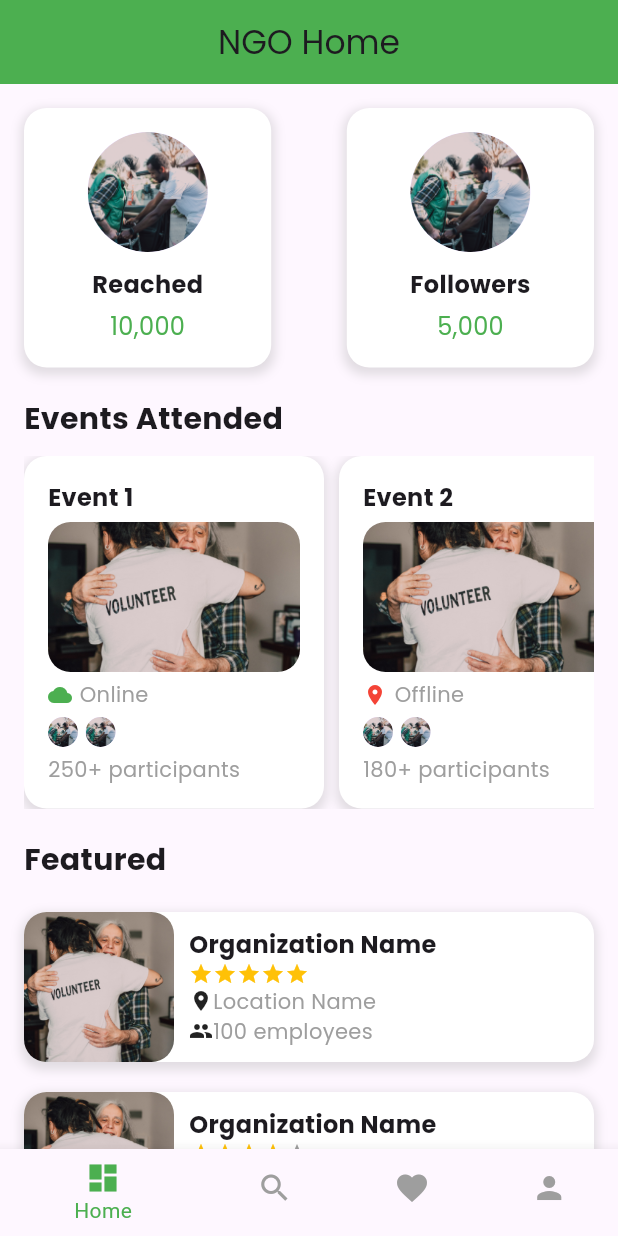
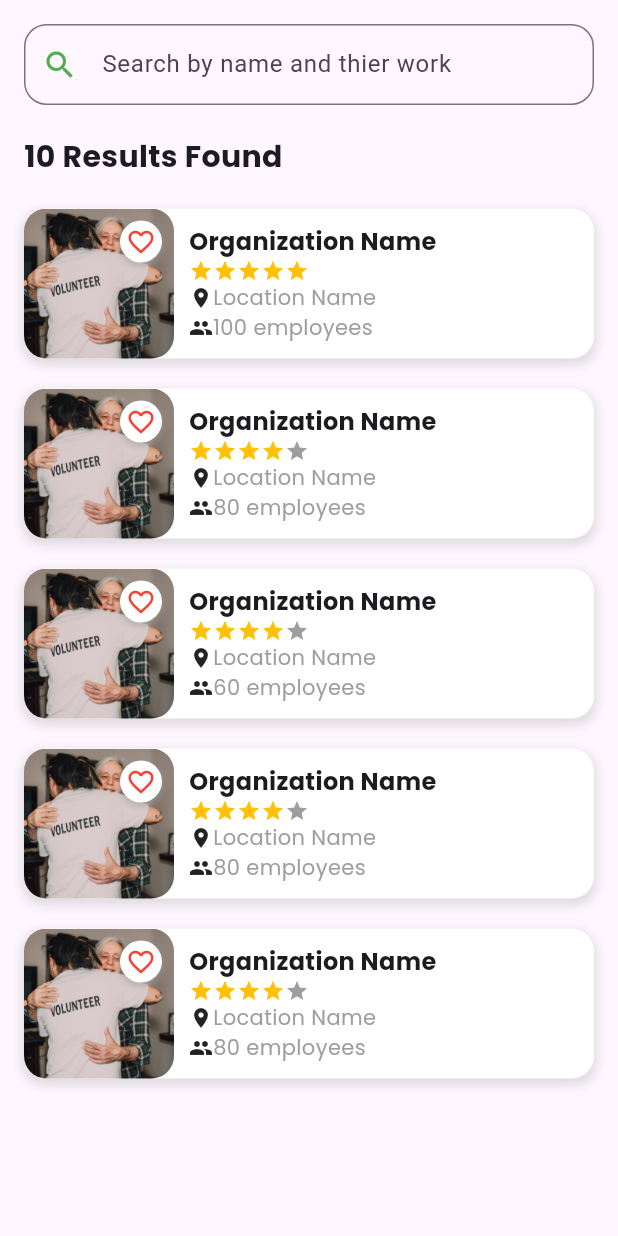
Before and after one commit to Amitkumarkoli/NGO_SCOUT, a Flutter app: the screen it shows after launch, on a phone screen of 412 x 824 dp. Run offline on Flutter 3.47's test engine with Material 3 defaults, Android fonts, the phone set to English and light mode, and no system bars; our stand-ins replace firebase_auth, firebase_core, google_fonts; accounts and stored records are empty.

Commit message:
adding search screen

```diff
--- /dev/null
+++ b/lib/features/presentation/screens/search_screen.dart
@@ -0,0 +1,211 @@
+import 'package:flutter/material.dart';
+import 'package:google_fonts/google_fonts.dart';
+
+class SearchScreen extends StatefulWidget {
+  const SearchScreen({super.key});
+
+  @override
+  _SearchScreenState createState() => _SearchScreenState();
+}
+
+class _SearchScreenState extends State<SearchScreen> {
+  @override
+  Widget build(BuildContext context) {
+    return Scaffold(
+      body: SafeArea(
+        child: Padding(
+          padding: const EdgeInsets.all(16.0),
+          child: Column(
+            crossAxisAlignment: CrossAxisAlignment.start,
+            children: [
+              TextField(
+                decoration: InputDecoration(
+                  hintText: 'Search by name and thier work ',
+                  prefixIcon: const Icon(Icons.search, color: Colors.green),
+                  border: OutlineInputBorder(
+                    borderRadius: BorderRadius.circular(15),
+                  ),
+                  contentPadding:
+                      const EdgeInsets.symmetric(horizontal: 20, vertical: 15),
+                ),
+              ),
+              const SizedBox(height: 20),
+              Text(
+                '10 Results Found',
+                style: GoogleFonts.poppins(
+                  fontSize: 20,
+                  fontWeight: FontWeight.bold,
+                ),
+              ),
+              const SizedBox(height: 10),
+              Expanded(
+                child: ListView(
+                  children: [
+                    _buildFeaturedContainer(
+                      context,
+                      'assets/images/volunteer.jpg',
+                      'Organization Name',
+                      'Location Name',
+                      4.5,
+                      100,
+                    ),
+                    _buildFeaturedContainer(
+                      context,
+                      'assets/images/volunteer.jpg',
+                      'Organization Name',
+                      'Location Name',
+                      4.0,
+                      80,
+                    ),
+                    _buildFeaturedContainer(
+                      context,
+                      'assets/images/volunteer.jpg',
+                      'Organization Name',
+                      'Location Name',
+                      3.5,
+                      60,
+                    ),
+                    _buildFeaturedContainer(
+                      context,
+                      'assets/images/volunteer.jpg',
+                      'Organization Name',
+                      'Location Name',
+                      4.0,
+                      80,
+                    ),
+                    _buildFeaturedContainer(
+                      context,
+                      'assets/images/volunteer.jpg',
+                      'Organization Name',
+                      'Location Name',
+                      4.0,
+                      80,
+                    ),
+                  ],
+                ),
+              ),
+            ],
+          ),
+        ),
+      ),
+    );
+  }
+
+  Widget _buildFeaturedContainer(
+    BuildContext context,
+    String imagePath,
+    String organizationName,
+    String locationName,
+    double rating,
+    int employeeCount,
+  ) {
+    return Container(
+      margin: const EdgeInsets.symmetric(vertical: 10),
+      decoration: BoxDecoration(
+        color: Colors.white,
+        borderRadius: BorderRadius.circular(15),
+        boxShadow: [
+          BoxShadow(
+            color: Colors.grey.withOpacity(0.3),
+            spreadRadius: 2,
+            blurRadius: 5,
+            offset: const Offset(0, 3),
+          ),
+        ],
+      ),
+      child: Stack(
+        children: [
+          Row(
+            children: [
+              Stack(
+                children: [
+                  ClipRRect(
+                    borderRadius: BorderRadius.circular(15.0),
+                    child: Image.asset(
+                      imagePath,
+                      height: 100,
+                      width: 100,
+                      fit: BoxFit.cover,
+                    ),
+                  ),
+                  Positioned(
+                    top: 8,
+                    right: 8,
+                    child: GestureDetector(
+                      onTap: () {},
+                      child: Container(
+                        padding: const EdgeInsets.all(4.0),
+                        decoration: BoxDecoration(
+                          color: Colors.white,
+                          shape: BoxShape.circle,
+                          boxShadow: [
+                            BoxShadow(
+                              color: Colors.grey.withOpacity(0.5),
+                              spreadRadius: 1,
+                              blurRadius: 3,
+                              offset: const Offset(0, 2),
+                            ),
+                          ],
+                        ),
+                        child: const Icon(
+                          Icons.favorite_border,
+                          color: Colors.red,
+                          size: 20,
+                        ),
+                      ),
+                    ),
+                  ),
+                ],
+              ),
+              const SizedBox(width: 10),
+              Expanded(
+                child: Column(
+                  crossAxisAlignment: CrossAxisAlignment.start,
+                  children: [
+                    Text(
+                      organizationName,
+                      style: GoogleFonts.poppins(
+                        fontSize: 16,
+                        fontWeight: FontWeight.bold,
+                      ),
+                    ),
+                    Row(
+                      children: List.generate(
+                        5,
+                        (index) => Icon(
+                          Icons.star,
+                          color: index < rating ? Colors.amber : Colors.grey,
+                          size: 16,
+                        ),
+                      ),
+                    ),
+                    Row(
+                      children: [
+                        const Icon(Icons.location_on, size: 16),
+                        Text(
+                          locationName,
+                          style: GoogleFonts.poppins(
+                              fontSize: 14, color: Colors.grey),
+                        ),
+                      ],
+                    ),
+                    Row(
+                      children: [
+                        const Icon(Icons.people, size: 16),
+                        Text(
+                          '$employeeCount employees',
+                          style: GoogleFonts.poppins(
+                              fontSize: 14, color: Colors.grey),
+                        ),
+                      ],
+                    ),
+                  ],
+                ),
+              ),
+            ],
+          ),
+        ],
+      ),
+    );
+  }
+}
--- a/lib/main.dart
+++ b/lib/main.dart
@@ -5,6 +5,7 @@ import 'package:ngo_scout/domain/providers/auth_provider.dart';
 import 'package:ngo_scout/features/presentation/screens/home_screen.dart';
 import 'package:ngo_scout/features/presentation/screens/people_home_screen';
 import 'package:ngo_scout/features/presentation/screens/scrollable_content_screen.dart';
+import 'package:ngo_scout/features/presentation/screens/search_screen.dart';
 import 'package:ngo_scout/features/presentation/screens/welcome_screen.dart';
 import 'package:ngo_scout/features/presentation/screens/login_screen.dart';
 import 'package:ngo_scout/features/presentation/screens/signup_screen.dart';
@@ -32,7 +33,7 @@ class MyApp extends StatelessWidget {
         title: 'NGO Scout',
         // initialRoute: AppRoutes.welcome,
         // routes: AppRoutes.routes, // Use the routes from your routes file
-        home: NgoHomeScreen(),
+        home: SearchScreen(),
       ),
     );
   }
```
